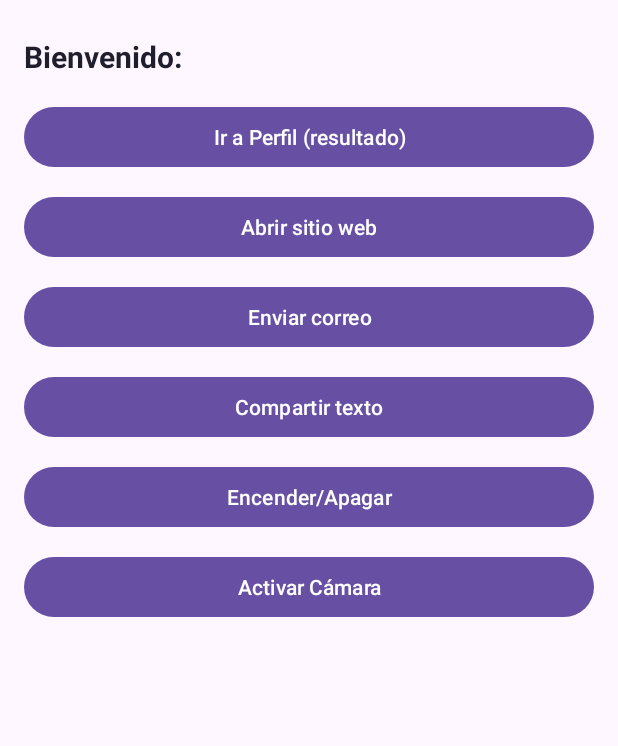
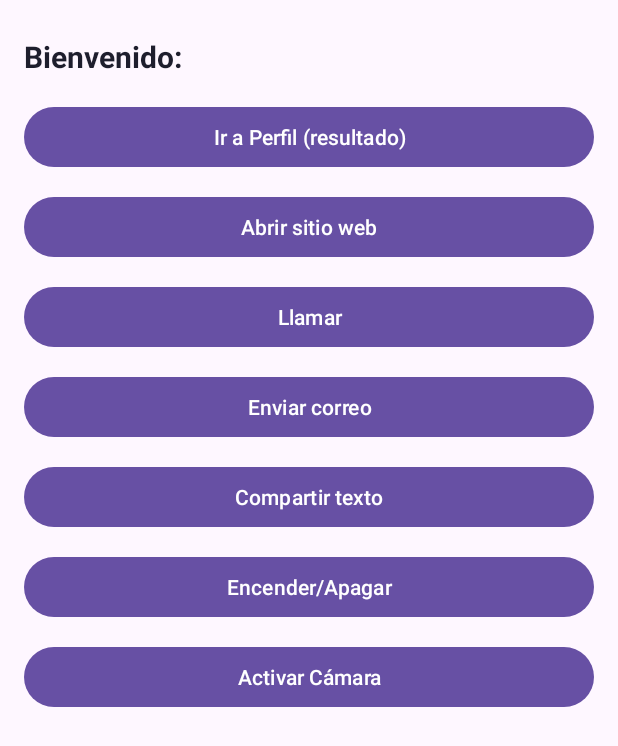
Before and after one commit to PatricioChandia/Prueba_Android_prueba2, an Android app: the HomeActivity screen opened directly, with no data from a screen before it, on a phone screen of 412 x 824 dp. Shown: the top 746 px of the screen. Run offline under Robolectric (Android 15) with nearby library versions, the phone set to English and light mode, and no system bars.

```diff
--- a/app/src/main/AndroidManifest.xml
+++ b/app/src/main/AndroidManifest.xml
@@ -5,7 +5,6 @@
     <uses-permission android:name="android.permission.CAMERA" />
     <uses-permission android:name="android.permission.WRITE_EXTERNAL_STORAGE"
         android:maxSdkVersion="28"/>
-
 
     <uses-feature
         android:name="android.hardware.camera.flash"
--- a/app/src/main/res/layout/activity_home.xml
+++ b/app/src/main/res/layout/activity_home.xml
@@ -59,6 +59,23 @@
                     android:text="Abrir sitio web"/>
 
                 <Button
+                    android:id="@+id/btnLlamar"
+                    android:layout_width="match_parent"
+                    android:layout_height="wrap_content"
+                    android:text="Llamar"
+                    android:layout_marginTop="12dp" />
+
+                <EditText
+                    android:id="@+id/txtNumeroTelefono"
+                    android:layout_width="match_parent"
+                    android:layout_height="wrap_content"
+                    android:hint="Ingrese número telefónico"
+                    android:inputType="phone"
+                    android:layout_marginTop="8dp"
+                    android:padding="8dp"
+                    android:visibility="gone" />   <!-- oculto inicialmente -->
+
+                <Button
                     android:id="@+id/btnEnviarCorreo"
                     android:layout_width="match_parent"
                     android:layout_height="wrap_content"
@@ -86,6 +103,7 @@
                     android:layout_marginTop="12dp"
                     android:text="Activar Cámara"/>
 
+
             </LinearLayout>
         </LinearLayout>
     </androidx.core.widget.NestedScrollView>
```
Also changed, not shown: app/src/main/java/com/devst/app/CamaraActivity.java (+4 -5 lines), app/src/main/java/com/devst/app/HomeActivity.java (+34 -0 lines).
